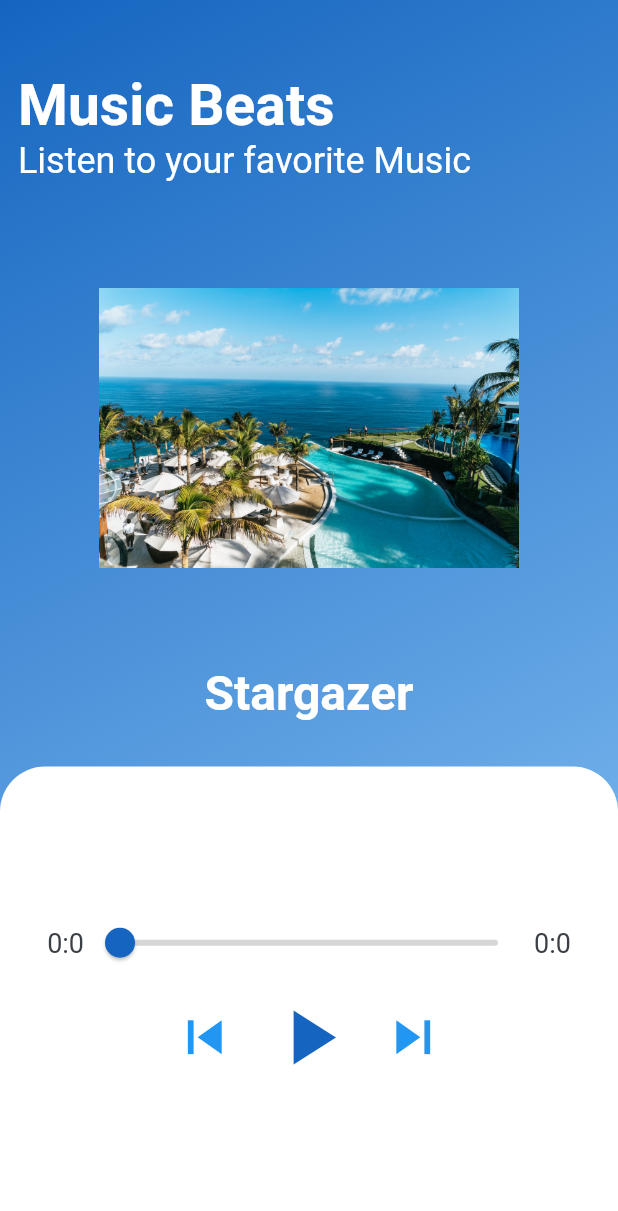
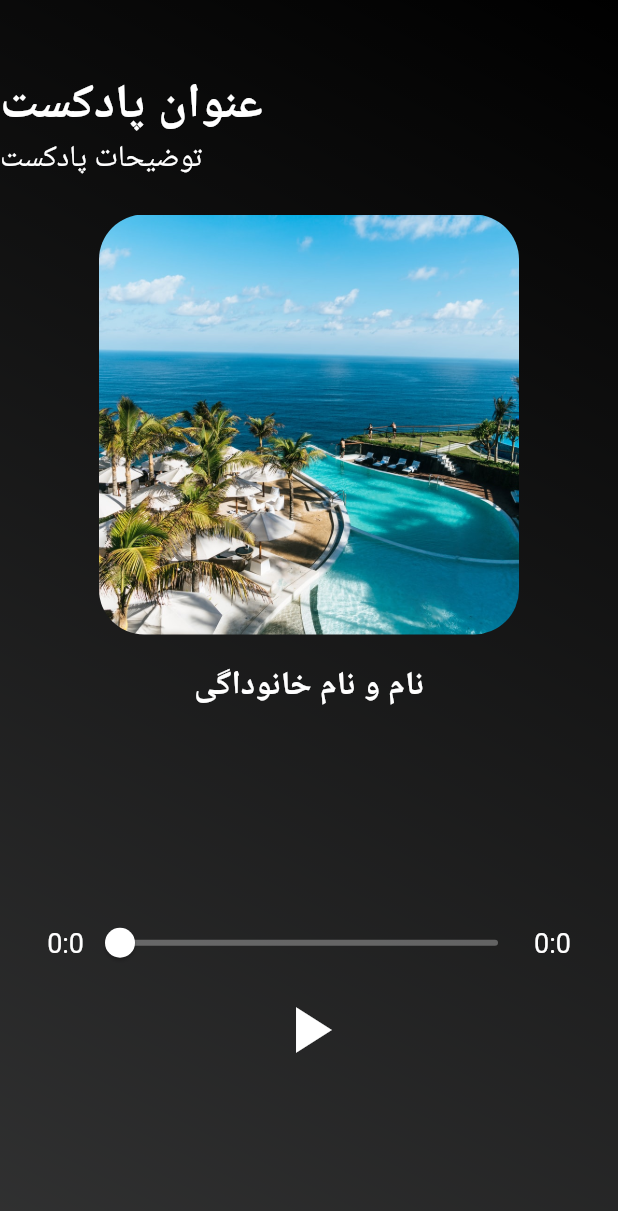
Before and after one commit to bagheriBHR/RadELT, a Flutter app: the MusicApp screen opened directly, on a phone screen of 412 x 824 dp. Shown: the top 1211 px of the screen. Run offline on Flutter 3.47's test engine with Material 2 defaults, Android fonts, the phone set to English and light mode, and no system bars; our stand-ins replace audioplayers, chewie, connectivity, flutter_rating_bar, font_awesome_flutter, image_picker and 3 more; missing offline and left inert: custom_navigator, mobile_number, persian_datepicker; accounts and stored records are empty.

Commit message:
project design

```diff
--- a/lib/screens/home/components/body.dart
+++ b/lib/screens/home/components/body.dart
@@ -5,6 +5,7 @@ import 'package:RadELT/screens/home/components/product-list.dart';
 import 'package:RadELT/screens/home/components/title.dart';
 import 'package:RadELT/screens/home/components/top-services.dart';
 import 'package:flutter/material.dart';
+import 'package:font_awesome_flutter/font_awesome_flutter.dart';
 
 import '../../../constants.dart';
 
@@ -32,7 +33,6 @@ class _BodyState extends State<Body> {
             SizedBox(height: 10,),
             CustomTitle(title:'داغ ترین مقالات',type:'article'),
             ArticleList(),
-
             // SizedBox(height: 10,),
             // CustomTitle(title:'آخرین پادکست ها',type:'padcast'),
             // PadCastList(),
--- a/lib/screens/music_player/music_player_screen.dart
+++ b/lib/screens/music_player/music_player_screen.dart
@@ -1,6 +1,7 @@
 import 'package:audioplayers/audio_cache.dart';
 import 'package:audioplayers/audioplayers.dart';
 import 'package:flutter/material.dart';
+import 'package:RadELT/constants.dart';
 
 class MusicApp extends StatefulWidget {
   @override
@@ -26,8 +27,8 @@ class _MusicAppState extends State<MusicApp> {
     return Container(
       width: 300.0,
       child: Slider.adaptive(
-          activeColor: Colors.blue[800],
-          inactiveColor: Colors.grey[350],
+          activeColor: Colors.white,
+          inactiveColor: Colors.white.withOpacity(0.3),
           value: position.inSeconds.toDouble(),
           max: musicLength.inSeconds.toDouble(),
           onChanged: (value) {
@@ -75,11 +76,11 @@ class _MusicAppState extends State<MusicApp> {
         width: double.infinity,
         decoration: BoxDecoration(
           gradient: LinearGradient(
-              begin: Alignment.topLeft,
-              end: Alignment.bottomRight,
+              begin: Alignment.topRight,
+              end: Alignment.bottomLeft,
               colors: [
-                Colors.blue[800],
-                Colors.blue[200],
+                kPrimaryColor,
+                kPrimaryColor.withOpacity(0.8),
               ]),
         ),
         child: Padding(
@@ -93,23 +94,23 @@ class _MusicAppState extends State<MusicApp> {
               children: [
                 //Let's add some text title
                 Padding(
-                  padding: const EdgeInsets.only(left: 12.0),
+                  padding: const EdgeInsets.only(right: 12.0),
                   child: Text(
-                    "Music Beats",
+                    "عنوان پادکست",
                     style: TextStyle(
                       color: Colors.white,
-                      fontSize: 38.0,
+                      fontSize: 32.0,
                       fontWeight: FontWeight.bold,
                     ),
                   ),
                 ),
                 Padding(
-                  padding: EdgeInsets.only(left: 12.0),
+                  padding: EdgeInsets.only(right: 12.0),
                   child: Text(
-                    "Listen to your favorite Music",
+                    "توضیحات پادکست",
                     style: TextStyle(
                       color: Colors.white,
-                      fontSize: 24.0,
+                      fontSize: 20.0,
                       fontWeight: FontWeight.w400,
                     ),
                   ),
@@ -126,6 +127,7 @@ class _MusicAppState extends State<MusicApp> {
                         borderRadius: BorderRadius.circular(30.0),
                         image: DecorationImage(
                           image: AssetImage("assets/images/hotel1.jpg"),
+                          fit: BoxFit.cover
                         )),
                   ),
                 ),
@@ -135,10 +137,10 @@ class _MusicAppState extends State<MusicApp> {
                 ),
                 Center(
                   child: Text(
-                    "Stargazer",
+                    "نام و نام خانوداگی",
                     style: TextStyle(
                       color: Colors.white,
-                      fontSize: 32.0,
+                      fontSize: 22.0,
                       fontWeight: FontWeight.w600,
                     ),
                   ),
@@ -149,7 +151,7 @@ class _MusicAppState extends State<MusicApp> {
                 Expanded(
                   child: Container(
                     decoration: BoxDecoration(
-                      color: Colors.white,
+                      color: Colors.transparent,
                       borderRadius: BorderRadius.only(
                         topLeft: Radius.circular(30.0),
                         topRight: Radius.circular(30.0),
@@ -172,6 +174,7 @@ class _MusicAppState extends State<MusicApp> {
                                 "${position.inMinutes}:${position.inSeconds.remainder(60)}",
                                 style: TextStyle(
                                   fontSize: 18.0,
+                                  color:Colors.white
                                 ),
                               ),
                               slider(),
@@ -179,6 +182,7 @@ class _MusicAppState extends State<MusicApp> {
                                 "${musicLength.inMinutes}:${musicLength.inSeconds.remainder(60)}",
                                 style: TextStyle(
                                   fontSize: 18.0,
+                                  color:Colors.white
                                 ),
                               ),
                             ],
@@ -188,17 +192,10 @@ class _MusicAppState extends State<MusicApp> {
                           mainAxisAlignment: MainAxisAlignment.center,
                           crossAxisAlignment: CrossAxisAlignment.center,
                           children: [
+
                             IconButton(
-                              iconSize: 45.0,
-                              color: Colors.blue,
-                              onPressed: () {},
-                              icon: Icon(
-                                Icons.skip_previous,
-                              ),
-                            ),
-                            IconButton(
-                              iconSize: 62.0,
-                              color: Colors.blue[800],
+                              iconSize: 52.0,
+                              color: Colors.white,
                               onPressed: () {
                                 //here we will add the functionality of the play button
                                 if (!playing) {
@@ -211,7 +208,7 @@ class _MusicAppState extends State<MusicApp> {
                                 } else {
                                   _player.pause();
                                   setState(() {
-                                    playBtn = Icons.play_arrow;
+                                    playBtn = Icons.play_arrow_rounded;
                                     playing = false;
                                   });
                                 }
@@ -220,14 +217,7 @@ class _MusicAppState extends State<MusicApp> {
                                 playBtn,
                               ),
                             ),
-                            IconButton(
-                              iconSize: 45.0,
-                              color: Colors.blue,
-                              onPressed: () {},
-                              icon: Icon(
-                                Icons.skip_next,
-                              ),
-                            ),
+
                           ],
                         )
                       ],
--- a/lib/screens/profile/components/image_picker.dart
+++ b/lib/screens/profile/components/image_picker.dart
@@ -102,12 +102,15 @@ class _ImagePickerState extends State<CustomImagePicker> {
                   :null
           ),
         ),
-        CircleAvatar(
-          radius: 13,
-          backgroundColor: Colors.white,
-          child: IconButton(
-            icon: Icon(Icons.add,color: Colors.grey,size: 12,),
-            onPressed: (){_showDialogBox(context);},
+        Positioned(
+          right:10,
+          child: CircleAvatar(
+            radius: 15,
+            backgroundColor: Colors.white,
+            child: IconButton(
+              icon: Icon(Icons.add,color: Colors.grey,size: 14,),
+              onPressed: (){_showDialogBox(context);},
+            ),
           ),
         )
       ],
```
Also changed, not shown: 1 other file.
